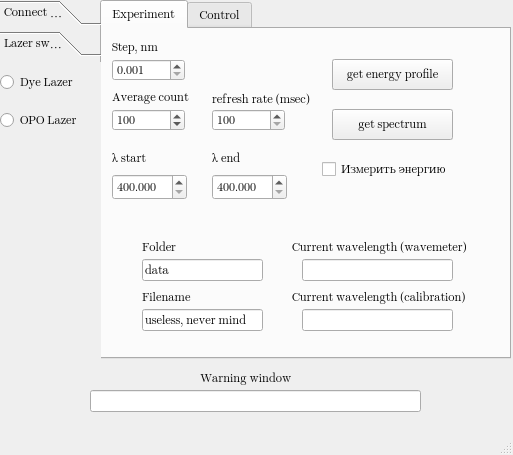
ethylking/LAZERUI, file gui_window.ui: the form before one commit.
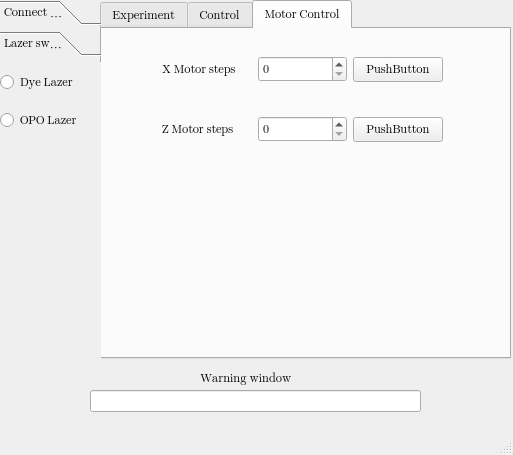
The form after the commit. The open tabs and pages were chosen to show the change.

What changed in the file:
```diff
--- a/gui_window.ui
+++ b/gui_window.ui
@@ -243,7 +243,7 @@
       <property name="geometry">
        <rect>
         <x>230</x>
-        <y>30</y>
+        <y>40</y>
         <width>121</width>
         <height>31</height>
        </rect>
@@ -610,6 +610,69 @@
       </property>
      </widget>
     </widget>
+    <widget class="QWidget" name="tab_3">
+     <attribute name="title">
+      <string>Motor Control</string>
+     </attribute>
+     <widget class="QWidget" name="horizontalLayoutWidget">
+      <property name="geometry">
+       <rect>
+        <x>60</x>
+        <y>70</y>
+        <width>281</width>
+        <height>61</height>
+       </rect>
+      </property>
+      <layout class="QHBoxLayout" name="MotorZ_control">
+       <item>
+        <widget class="QLabel" name="label_16">
+         <property name="text">
+          <string>Z Motor steps</string>
+         </property>
+        </widget>
+       </item>
+       <item>
+        <widget class="QSpinBox" name="Steps_MotorZ"/>
+       </item>
+       <item>
+        <widget class="QPushButton" name="GoSteps_MotorZ">
+         <property name="text">
+          <string>PushButton</string>
+         </property>
+        </widget>
+       </item>
+      </layout>
+     </widget>
+     <widget class="QWidget" name="horizontalLayoutWidget_2">
+      <property name="geometry">
+       <rect>
+        <x>60</x>
+        <y>10</y>
+        <width>281</width>
+        <height>61</height>
+       </rect>
+      </property>
+      <layout class="QHBoxLayout" name="MotorX_control">
+       <item>
+        <widget class="QLabel" name="label">
+         <property name="text">
+          <string>X Motor steps</string>
+         </property>
+        </widget>
+       </item>
+       <item>
+        <widget class="QSpinBox" name="Steps_MotorX"/>
+       </item>
+       <item>
+        <widget class="QPushButton" name="GoSteps_MotorX">
+         <property name="text">
+          <string>PushButton</string>
+         </property>
+        </widget>
+       </item>
+      </layout>
+     </widget>
+    </widget>
    </widget>
    <widget class="QToolBox" name="toolBox">
     <property name="geometry">
```
Left out of the diff: 59 changed lines with no effect on the pictures.
